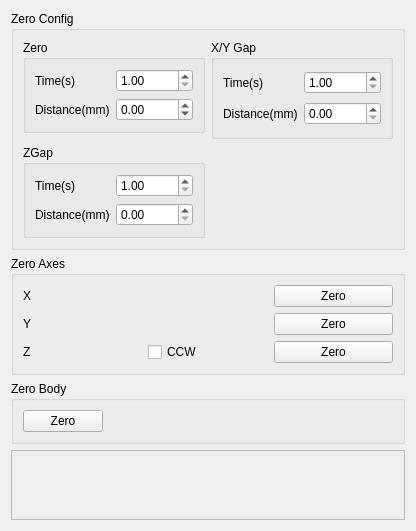
Qt form source/wnd/ui/h2pref.ui (ww4u/megarobostudio) before a commit.
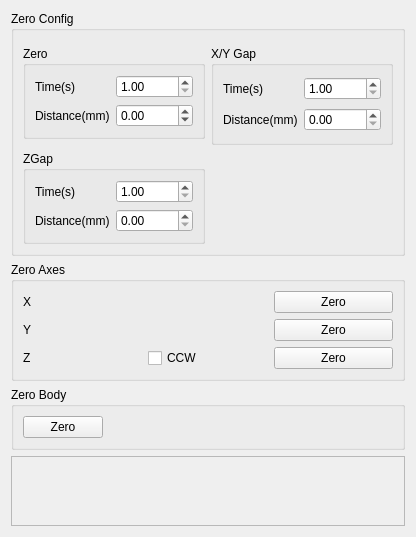
The same form after that commit. Icons and pictures are not drawn. Custom widgets are drawn as their Qt base class.

```diff
--- a/source/wnd/ui/h2pref.ui
+++ b/source/wnd/ui/h2pref.ui
@@ -7,7 +7,7 @@
     <x>0</x>
     <y>0</y>
     <width>398</width>
-    <height>474</height>
+    <height>475</height>
    </rect>
   </property>
   <property name="windowTitle">
@@ -20,47 +20,7 @@
       <string>Zero Config</string>
      </property>
      <layout class="QGridLayout" name="gridLayout_3">
-      <item row="3" column="0" colspan="2">
-       <widget class="QGroupBox" name="gpZGap">
-        <property name="title">
-         <string>ZGap</string>
-        </property>
-        <layout class="QGridLayout" name="gridLayout_2">
-         <item row="0" column="1">
-          <widget class="QDoubleSpinBox" name="spinGapZTime">
-           <property name="minimum">
-            <double>1.000000000000000</double>
-           </property>
-           <property name="maximum">
-            <double>100.000000000000000</double>
-           </property>
-          </widget>
-         </item>
-         <item row="0" column="0">
-          <widget class="QLabel" name="label_6">
-           <property name="text">
-            <string>Time(s)</string>
-           </property>
-          </widget>
-         </item>
-         <item row="1" column="0">
-          <widget class="QLabel" name="label_8">
-           <property name="text">
-            <string>Distance(mm)</string>
-           </property>
-          </widget>
-         </item>
-         <item row="1" column="1">
-          <widget class="QDoubleSpinBox" name="spinGapZDist">
-           <property name="maximum">
-            <double>10000.000000000000000</double>
-           </property>
-          </widget>
-         </item>
-        </layout>
-       </widget>
-      </item>
-      <item row="0" column="2" rowspan="2">
+      <item row="1" column="2" rowspan="2">
        <widget class="QGroupBox" name="groupBox_4">
         <property name="title">
          <string>X/Y Gap</string>
@@ -100,20 +60,47 @@
         </layout>
        </widget>
       </item>
-      <item row="0" column="3">
-       <spacer name="horizontalSpacer">
-        <property name="orientation">
-         <enum>Qt::Horizontal</enum>
+      <item row="4" column="0" colspan="2">
+       <widget class="QGroupBox" name="gpZGap">
+        <property name="title">
+         <string>ZGap</string>
         </property>
-        <property name="sizeHint" stdset="0">
-         <size>
-          <width>40</width>
-          <height>20</height>
-         </size>
-        </property>
-       </spacer>
-      </item>
-      <item row="0" column="0" colspan="2">
+        <layout class="QGridLayout" name="gridLayout_2">
+         <item row="0" column="1">
+          <widget class="QDoubleSpinBox" name="spinGapZTime">
+           <property name="minimum">
+            <double>1.000000000000000</double>
+           </property>
+           <property name="maximum">
+            <double>100.000000000000000</double>
+           </property>
+          </widget>
+         </item>
+         <item row="0" column="0">
+          <widget class="QLabel" name="label_6">
+           <property name="text">
+            <string>Time(s)</string>
+           </property>
+          </widget>
+         </item>
+         <item row="1" column="0">
+          <widget class="QLabel" name="label_8">
+           <property name="text">
+            <string>Distance(mm)</string>
+           </property>
+          </widget>
+         </item>
+         <item row="1" column="1">
+          <widget class="QDoubleSpinBox" name="spinGapZDist">
+           <property name="maximum">
+            <double>10000.000000000000000</double>
+           </property>
+          </widget>
+         </item>
+        </layout>
+       </widget>
+      </item>
+      <item row="1" column="0" colspan="2">
        <widget class="QGroupBox" name="groupBox_5">
         <property name="title">
          <string>Zero</string>
@@ -156,6 +143,22 @@
         </layout>
        </widget>
       </item>
+      <item row="1" column="3">
+       <spacer name="horizontalSpacer">
+        <property name="orientation">
+         <enum>Qt::Horizontal</enum>
+        </property>
+        <property name="sizeHint" stdset="0">
+         <size>
+          <width>40</width>
+          <height>20</height>
+         </size>
+        </property>
+       </spacer>
+      </item>
+      <item row="0" column="0">
+       <widget class="PageOption" name="widget" native="true"/>
+      </item>
      </layout>
     </widget>
    </item>
@@ -249,8 +252,8 @@
        <rect>
         <x>0</x>
         <y>0</y>
-        <width>361</width>
-        <height>168</height>
+        <width>378</width>
+        <height>69</height>
        </rect>
       </property>
       <layout class="QVBoxLayout" name="verticalLayout_2">
@@ -298,8 +301,14 @@
    </item>
   </layout>
  </widget>
- <resources>
-  <include location="../res/res.qrc"/>
- </resources>
+ <customwidgets>
+  <customwidget>
+   <class>PageOption</class>
+   <extends>QWidget</extends>
+   <header>pageoption.h</header>
+   <container>1</container>
+  </customwidget>
+ </customwidgets>
+ <resources/>
  <connections/>
 </ui>
```
Left out of the diff: 2 changed lines with no effect on the pictures.
